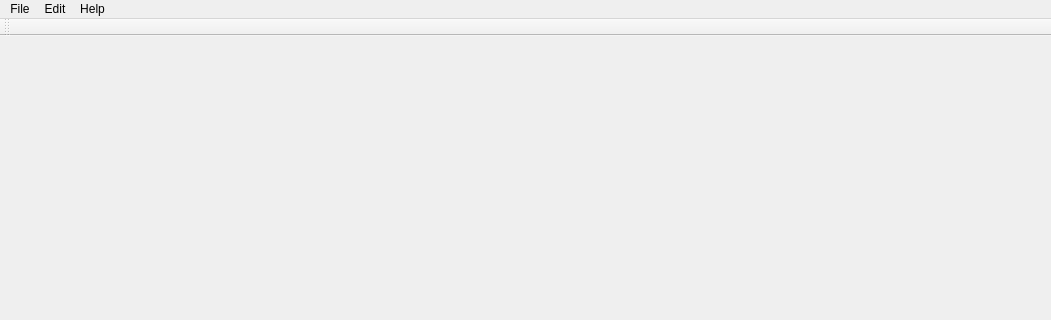
Above: mainwindow.ui from tveskrna/ELFviewer before the change; both pictures show x 0 to 1051 and y 0 to 320 of the 1051 by 532 pixel window. Below: the same form after it.
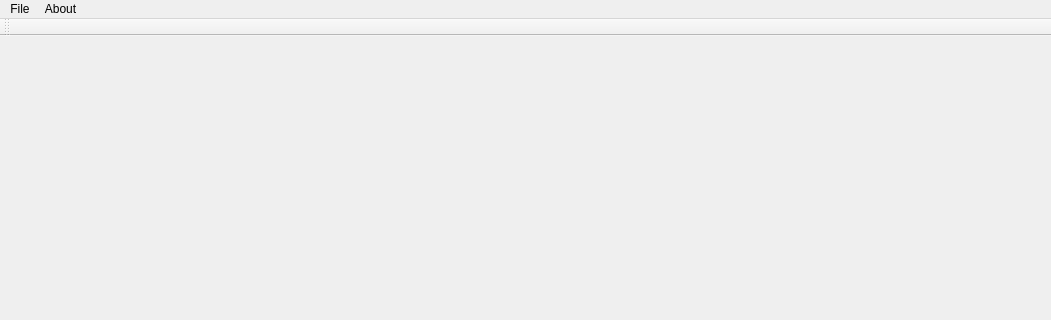
That is the form after the change.

Patch:
```diff
--- a/mainwindow.ui
+++ b/mainwindow.ui
@@ -42,18 +42,12 @@
     <addaction name="actionSave_As"/>
     <addaction name="actionExit"/>
    </widget>
-   <widget class="QMenu" name="menuEdit">
-    <property name="title">
-     <string>Edit</string>
-    </property>
-   </widget>
    <widget class="QMenu" name="menuHelp">
     <property name="title">
-     <string>Help</string>
+     <string>About</string>
     </property>
    </widget>
    <addaction name="menuFile"/>
-   <addaction name="menuEdit"/>
    <addaction name="menuHelp"/>
   </widget>
   <widget class="QToolBar" name="mainToolBar">
```
Left out of the diff: 6 changed lines with no effect on the pictures.
